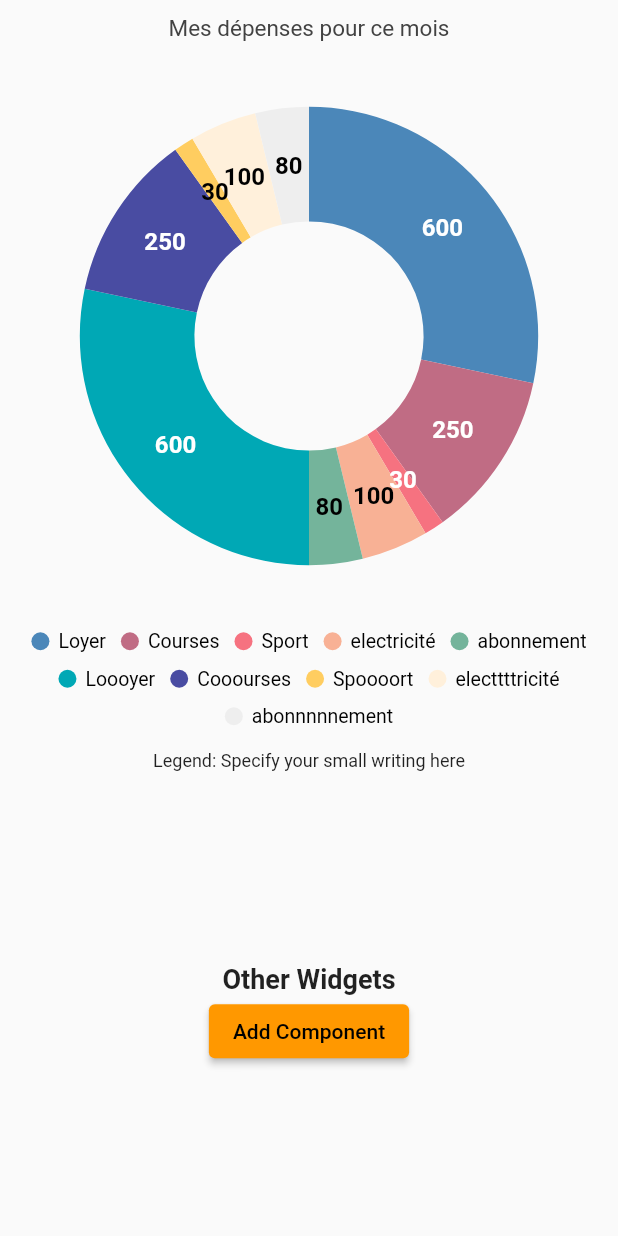
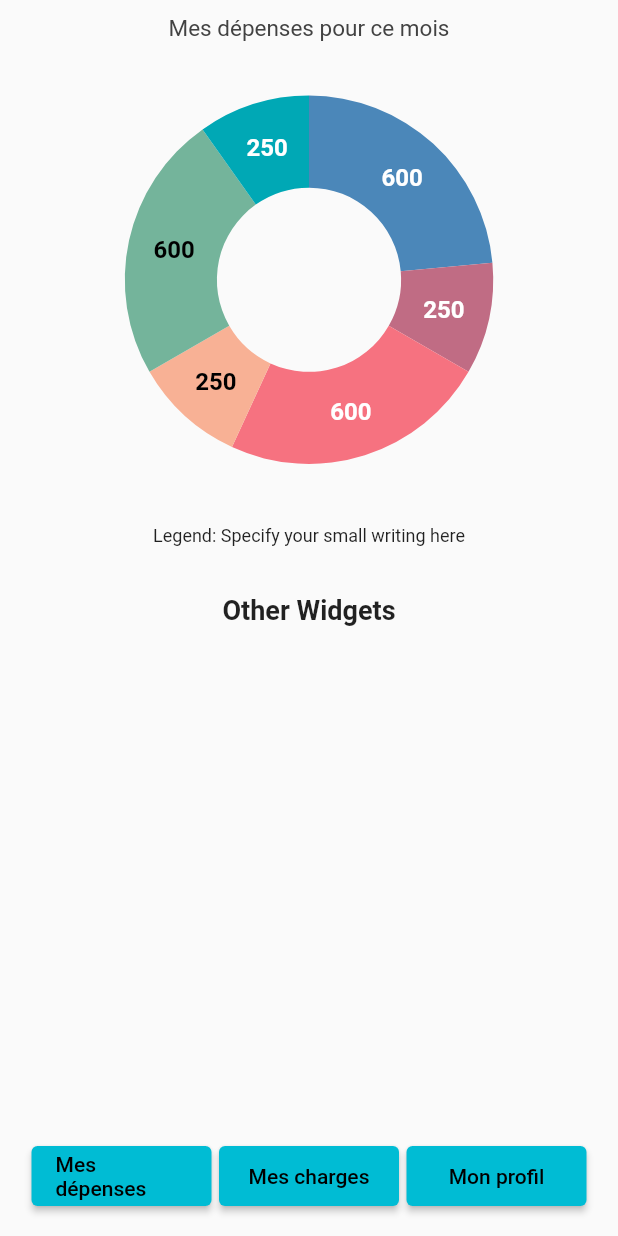
Before and after one commit to naoufal-mft/EconomiZ, a Flutter app: the screen it shows after launch, on a phone screen of 412 x 824 dp. Run offline on Flutter 3.47's test engine with Material 2 defaults, Android fonts, the phone set to English and light mode, and no system bars; our stand-ins replace syncfusion_flutter_charts.

Commit message:
feat(homepage): Modification sur la page d'acceuil

```diff
--- a/lib/home_page.dart
+++ b/lib/home_page.dart
@@ -43,10 +43,10 @@ class _MyHomePageState extends State<MyHomePage> {
             // Chart
             Container(
               alignment: Alignment.center,
-              height: 500,
+              height:350,
               child: SfCircularChart(
                 title: ChartTitle(text: 'Mes dépenses pour ce mois'),
-                legend: Legend(isVisible: true, overflowMode: LegendItemOverflowMode.wrap),
+                legend: Legend(isVisible: false, overflowMode: LegendItemOverflowMode.wrap),
                 tooltipBehavior: _tooltipBehavior,
                 series: <CircularSeries>[
                   DoughnutSeries<GDPData, String>(
@@ -83,13 +83,45 @@ class _MyHomePageState extends State<MyHomePage> {
                       'Other Widgets',
                       style: TextStyle(fontSize: 18, fontWeight: FontWeight.bold),
                     ),
-                    ElevatedButton(
-                      onPressed: () {
-                        _showAddComponentDialog(context);
-                      },
-                      child: Text('Add Component'),
+                    Spacer(),
+                    Container(
+                      alignment: Alignment.bottomCenter,
+                      child: Row(
+                        mainAxisAlignment: MainAxisAlignment.spaceEvenly,
+                        children: [
+                          ElevatedButton(
+                            style: ElevatedButton.styleFrom(
+                              fixedSize: Size(120, 40), // Set a fixed size for the button
+                              primary: Colors.cyan, // Set the button color to cyan
+                            ),
+                            onPressed: () {
+                              // Handle "Mes dépenses" button press
+                            },
+                            child: Text('Mes dépenses'),
+                          ),
+                          ElevatedButton(
+                            style: ElevatedButton.styleFrom(
+                              fixedSize: Size(120, 40), // Set a fixed size for the button
+                              primary: Colors.cyan, // Set the button color to cyan
+                            ),
+                            onPressed: () {
+                              // Handle "Mes charges" button press
+                            },
+                            child: Text('Mes charges'),
+                          ),
+                          ElevatedButton(
+                            style: ElevatedButton.styleFrom(
+                              fixedSize: Size(120, 40), // Set a fixed size for the button
+                              primary: Colors.cyan, // Set the button color to cyan
+                            ),
+                            onPressed: () {
+                              // Handle "Mon profil" button press
+                            },
+                            child: Text('Mon profil'),
+                          ),
+                        ],
+                      ),
                     ),
-                    // Add your other widgets here
                   ],
                 ),
               ),
@@ -99,19 +131,14 @@ class _MyHomePageState extends State<MyHomePage> {
       ),
     );
   }
-
   List<GDPData> getChartData() {
     final List<GDPData> chartData = [
       GDPData('Loyer', 600),
       GDPData('Courses', 250),
-      GDPData('Sport', 30),
-      GDPData('electricité', 100),
-      GDPData('abonnement', 80),
-      GDPData('Loooyer', 600),
-      GDPData('Cooourses', 250),
-      GDPData('Spoooort', 30),
-      GDPData('electtttricité', 100),
-      GDPData('abonnnnnement', 80),
+      GDPData('Loyer', 600),
+      GDPData('Courses', 250),
+      GDPData('Loyer', 600),
+      GDPData('Courses', 250),
     ];
     return chartData;
   }
```
